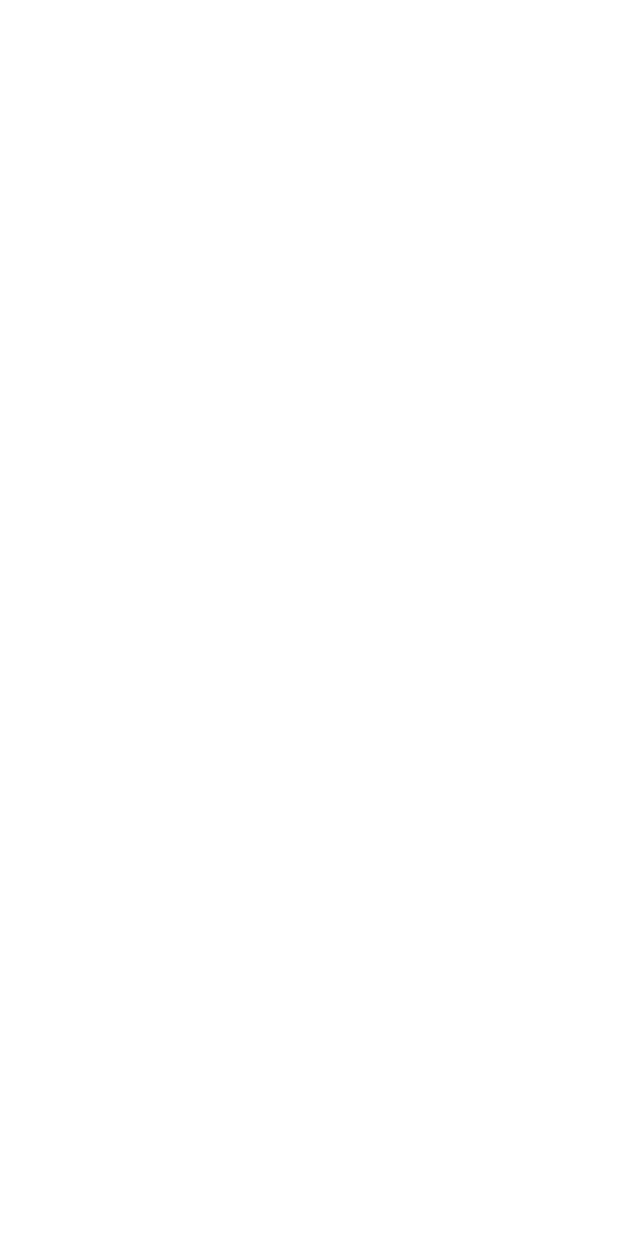
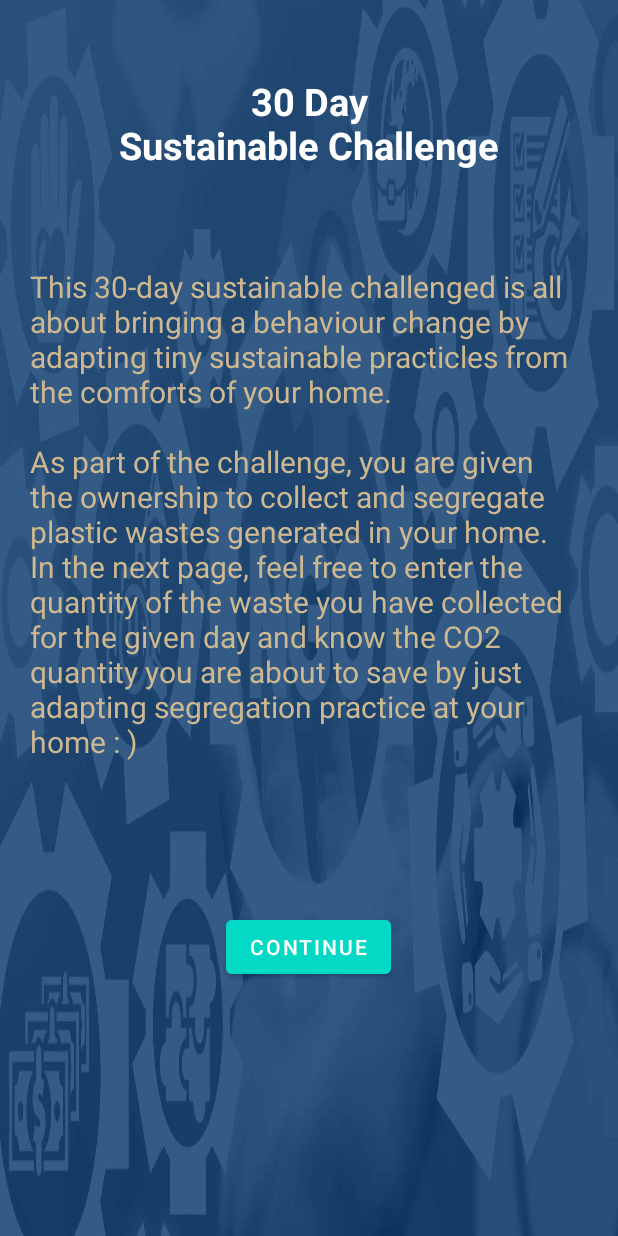
Before and after one commit to AravindakumarAT/NGOApp, an Android app: the Welcome screen opened directly, with no data from a screen before it, on a phone screen of 412 x 824 dp. Before the commit the screen is empty. Run offline under Robolectric (Android 15) with nearby library versions, the phone set to English and light mode, and no system bars.

Commit message:
Created activity_welcome Page

```diff
--- a/app/src/main/res/layout/activity_signup.xml
+++ b/app/src/main/res/layout/activity_signup.xml
@@ -1,5 +1,6 @@
 <?xml version="1.0" encoding="utf-8"?>
-<RelativeLayout xmlns:android="http://schemas.android.com/apk/res/android"
+<RelativeLayout
+    xmlns:android="http://schemas.android.com/apk/res/android"
     xmlns:app="http://schemas.android.com/apk/res-auto"
     xmlns:tools="http://schemas.android.com/tools"
     android:layout_width="match_parent"
--- a/app/src/main/res/layout/activity_welcome.xml
+++ b/app/src/main/res/layout/activity_welcome.xml
@@ -1,6 +1,48 @@
 <?xml version="1.0" encoding="utf-8"?>
-<androidx.constraintlayout.widget.ConstraintLayout
-    xmlns:android="http://schemas.android.com/apk/res/android" android:layout_width="match_parent"
-    android:layout_height="match_parent">
+<RelativeLayout
+    xmlns:android="http://schemas.android.com/apk/res/android"
+    android:layout_width="match_parent"
+    android:layout_height="match_parent"
+    android:background="@drawable/ngo_image">
 
-</androidx.constraintlayout.widget.ConstraintLayout>
+    <TextView
+        android:layout_width="match_parent"
+        android:layout_height="wrap_content"
+        android:id="@+id/welbanner"
+        android:text="30 Day\nSustainable Challenge"
+        android:textColor="@color/white"
+        android:textSize="25dp"
+        android:textStyle="bold"
+        android:layout_margin="50dp"
+        android:gravity="center"
+    />
+
+    <TextView
+        android:id="@+id/weldescription"
+        android:layout_width="350dp"
+        android:layout_height="390dp"
+        android:layout_below="@id/welbanner"
+        android:layout_alignParentStart="true"
+        android:layout_alignParentEnd="true"
+        android:layout_marginStart="20dp"
+        android:layout_marginTop="13dp"
+        android:layout_marginEnd="20dp"
+        android:text="This 30-day sustainable challenged is all about bringing a behaviour change by adapting tiny sustainable practicles from the comforts of your home.\n\nAs part of the challenge, you are given the ownership to collect and segregate plastic wastes
+generated in your home. In the next page, feel free to enter the quantity of the waste you
+have collected for the given day and know the CO2 quantity you are about to save by just
+adapting segregation practice at your home : )"
+        android:textColor="#cdb891"
+        android:textSize="20dp" />
+
+    <com.google.android.material.button.MaterialButton
+        android:id="@+id/welbtn"
+        android:layout_width="wrap_content"
+        android:layout_height="wrap_content"
+        android:layout_below="@id/weldescription"
+        android:layout_centerHorizontal="true"
+        android:layout_margin="40dp"
+        android:backgroundTint="@color/design_default_color_secondary"
+        android:text="CONTINUE" />
+
+
+</RelativeLayout>
```
